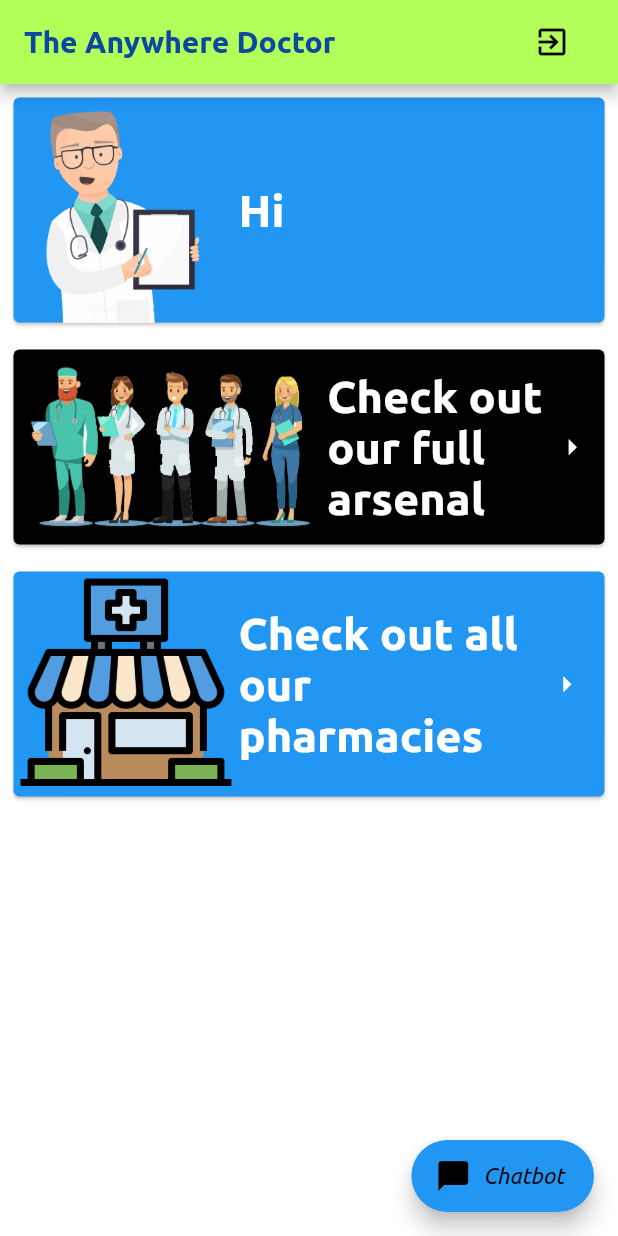
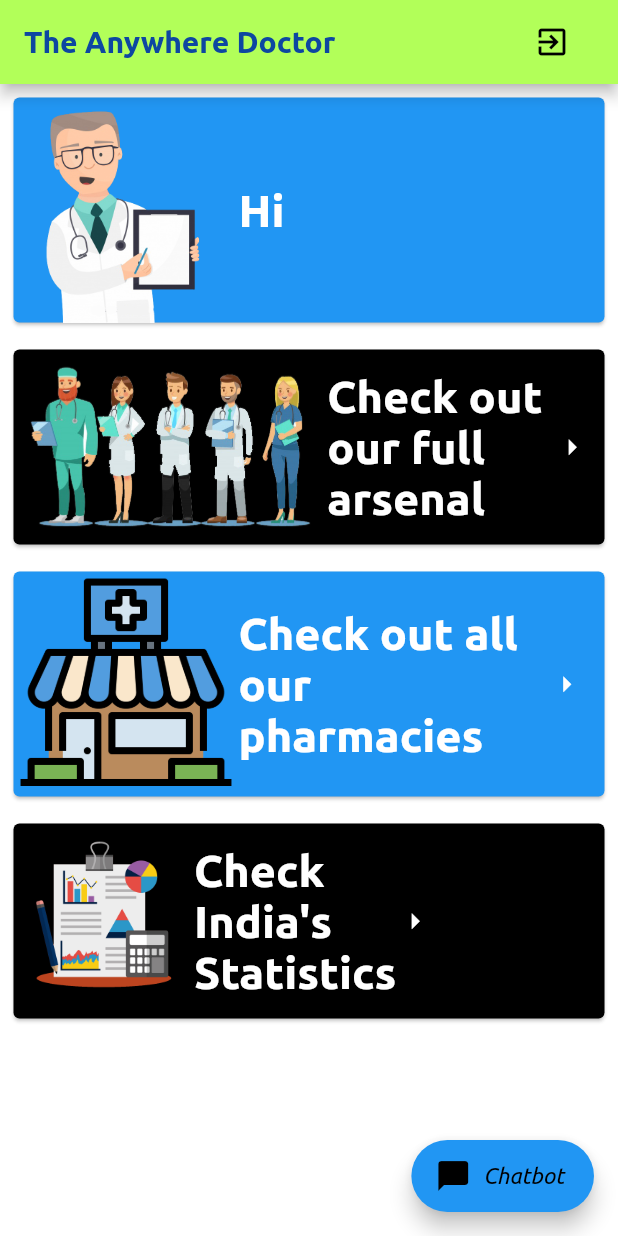
Before and after one commit to sbiswas2209/Anywhere-Hospital, a Flutter app: the screen it shows once a user with an empty profile is signed in, on a phone screen of 412 x 824 dp. Run offline on Flutter 3.47's test engine with Material 2 defaults, Android fonts, the phone set to English and light mode, and no system bars; our stand-ins replace cloud_firestore, firebase_auth, geolocator, google_maps_flutter, google_nav_bar; missing offline and left inert: flutter_webview_plugin; accounts and stored records are empty.

Commit message:
Added Statistics Page

```diff
--- a/lib/authentication/signUpPage.dart
+++ b/lib/authentication/signUpPage.dart
@@ -372,7 +372,7 @@ class _SignUpPageState extends State<SignUpPage> {
                     });
                   }
                   catch(e){
-                    _showErrorDialog(context);
+                    print(e);
                   }
                 }
                   },
--- a/lib/main.dart
+++ b/lib/main.dart
@@ -6,6 +6,7 @@ import 'package:anywhere_hospital/pages/doctorsList.dart';
 import 'package:anywhere_hospital/pages/home.dart';
 import 'package:anywhere_hospital/pages/registerStore.dart';
 import 'package:anywhere_hospital/pages/shopsList.dart';
+import 'package:anywhere_hospital/pages/statistics.dart';
 import 'package:anywhere_hospital/pages/storeDetails.dart';
 import 'package:anywhere_hospital/services/auth.dart';
 import 'package:anywhere_hospital/pages/map.dart';
@@ -27,6 +28,7 @@ class MyApp extends StatelessWidget {
     ShopsListPage.tag : (context) => new ShopsListPage(),
     StoreDetailsPage.tag : (context) => new StoreDetailsPage(),
     MapPage.tag : (context) => new MapPage(),
+    StatisticsPage.tag : (context) => new StatisticsPage(),
   };
   @override
   Widget build(BuildContext context) {
--- a/lib/pages/home.dart
+++ b/lib/pages/home.dart
@@ -3,6 +3,7 @@ import 'package:anywhere_hospital/pages/chatbot.dart';
 import 'package:anywhere_hospital/pages/doctorsList.dart';
 import 'package:anywhere_hospital/pages/registerStore.dart';
 import 'package:anywhere_hospital/pages/shopsList.dart';
+import 'package:anywhere_hospital/pages/statistics.dart';
 import 'package:anywhere_hospital/services/auth.dart';
 import 'package:anywhere_hospital/services/database.dart';
 import 'package:cloud_firestore/cloud_firestore.dart';
@@ -108,11 +109,37 @@ class _HomePageState extends State<HomePage> {
                   onTap: () => Navigator.push(context, new MaterialPageRoute(builder: (BuildContext context) => new ShopsListPage(uid: widget.uid,))),
                 ),
               ),
+              Padding(
+                padding: const EdgeInsets.all(5.0),
+                child: GestureDetector(
+                                  child: Card(
+                    color: Theme.of(context).primaryColorDark,
+                    child: Row(
+                      children: <Widget>[
+                        Image.asset(
+                          'assets/images/statistics.png',
+                          fit: BoxFit.fill,
+                          height: 130.0,
+                        ),
+                        Text('Check\nIndia\'s\nStatistics',
+                          style: Theme.of(context).textTheme.headline1.copyWith(color: Colors.white , fontSize: 30.0),
+                        ),
+                        Icon(
+                          Icons.arrow_right,
+                          size: 25.0,
+                          color: Colors.white,
+                        ),
+                      ],
+                    ),
+                  ),
+                  onTap: () => Navigator.push(context, new MaterialPageRoute(builder: (BuildContext context) => new StatisticsPage())),
+                ),
+              ),
             ],
           );
         },
       ),
-      floatingActionButton: FloatingActionButton.extended(
+      floatingActionButton:FloatingActionButton.extended(
             onPressed: () => Navigator.push(context, new MaterialPageRoute(builder: (BuildContext context) => new ChatbotPage())),
             backgroundColor: Theme.of(context).primaryColorLight,
             label: Text('Chatbot',
@@ -120,6 +147,7 @@ class _HomePageState extends State<HomePage> {
             ),
             icon: Icon(Icons.chat_bubble , color: Theme.of(context).primaryColorDark,),
           ),
+      floatingActionButtonLocation: FloatingActionButtonLocation.endFloat,
     );
   }
 }
--- a/lib/pages/map.dart
+++ b/lib/pages/map.dart
@@ -55,7 +55,8 @@ class _MapPageState extends State<MapPage> {
         ),
       ),
       body: _loading ? LinearProgressIndicator() :
-      GoogleMap(
+      Container(
+        child: GoogleMap(
           onMapCreated: _onMapCreated,
           markers: _markers,
           myLocationButtonEnabled: true,
@@ -65,6 +66,7 @@ class _MapPageState extends State<MapPage> {
             zoom: 11.0,
           ),
         ),
+      ),
     );
   }
 }
--- a/pubspec.yaml
+++ b/pubspec.yaml
@@ -62,6 +62,7 @@ flutter:
     - assets/images/store.png
     - assets/images/pill.png
     - assets/images/register_store.png
+    - assets/images/statistics.png
 
   # An image asset can refer to one or more resolution-specific "variants", see
   # https://flutter.dev/assets-and-images/#resolution-aware.
```
Also changed, not shown: lib/pages/statistics.dart (added, +18 -0 lines), assets/images/statistics.png (added). Lines whose indentation alone changed are shown as unchanged.
